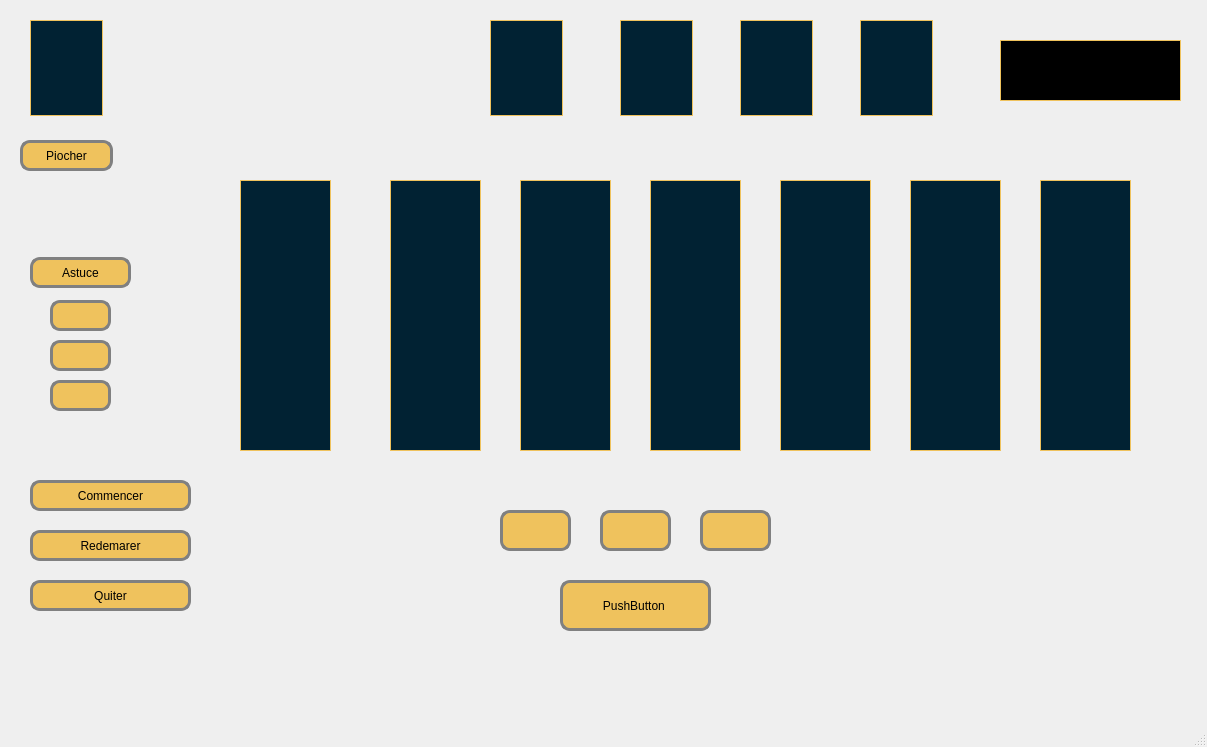
OussamaKor/Solitaire, file mainwindow.ui: the form before one commit.
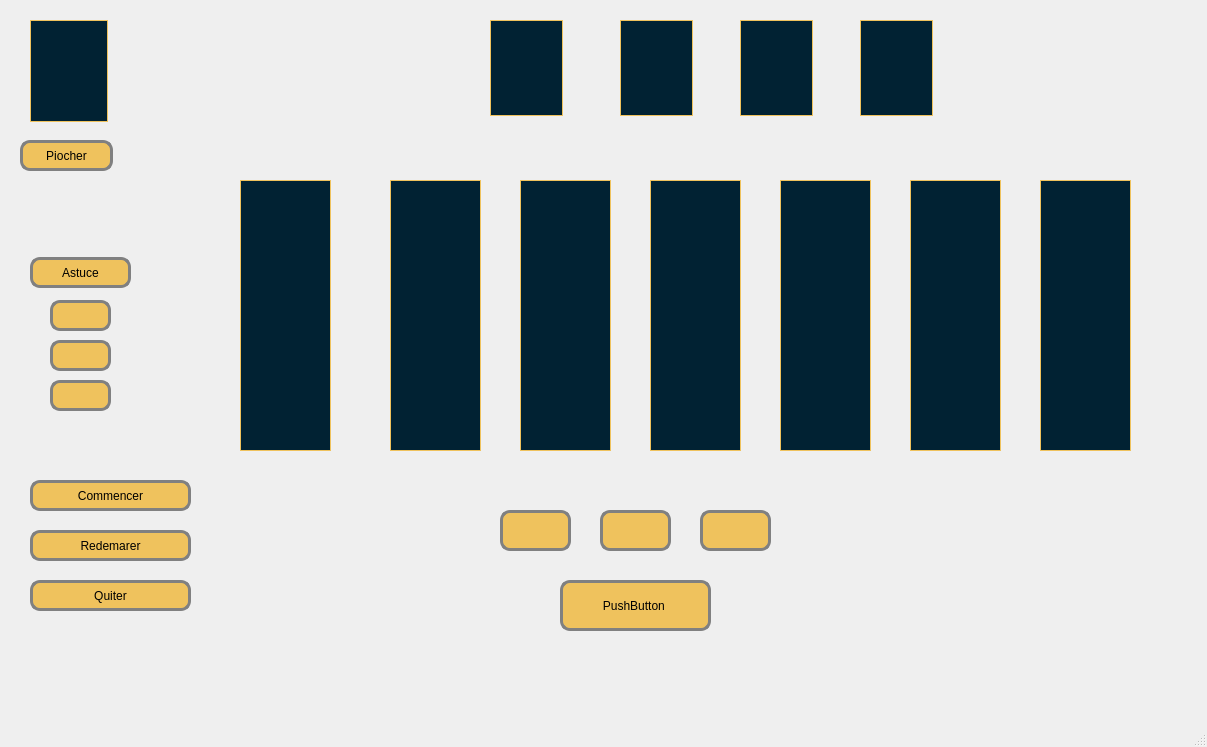
The form after the commit. Icons and pictures are not drawn.

```diff
--- a/mainwindow.ui
+++ b/mainwindow.ui
@@ -382,23 +382,6 @@
      <string/>
     </property>
    </widget>
-   <widget class="QLabel" name="message">
-    <property name="geometry">
-     <rect>
-      <x>1000</x>
-      <y>40</y>
-      <width>181</width>
-      <height>61</height>
-     </rect>
-    </property>
-    <property name="styleSheet">
-     <string notr="true">background: black ;
-border:1px  solid #efc25d ; </string>
-    </property>
-    <property name="text">
-     <string>TextLabel</string>
-    </property>
-   </widget>
    <widget class="QPushButton" name="Commencer">
     <property name="geometry">
      <rect>
@@ -484,8 +467,8 @@
      <rect>
       <x>30</x>
       <y>20</y>
-      <width>73</width>
-      <height>96</height>
+      <width>78</width>
+      <height>102</height>
      </rect>
     </property>
     <property name="styleSheet">
```
Left out of the diff: 3 changed lines with no effect on the pictures.
